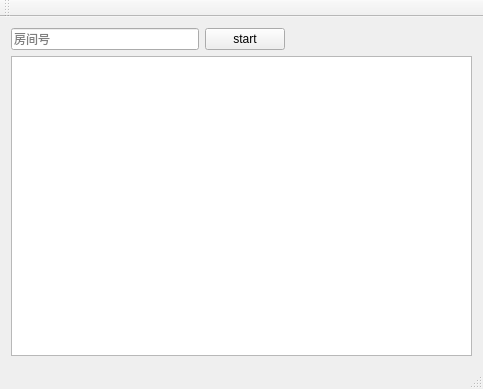
Qt form mainwindow.ui (castnime/douyu_danmu_QtDemo) before a commit.
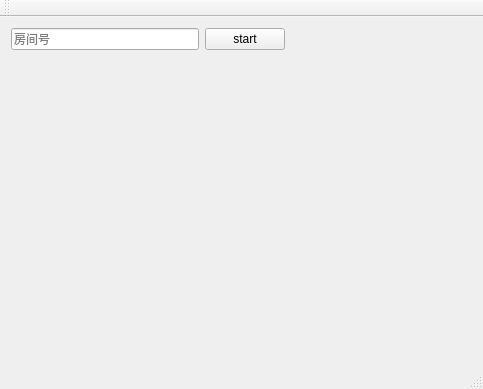
The same form after that commit.

What changed in the file:
```diff
--- a/mainwindow.ui
+++ b/mainwindow.ui
@@ -50,12 +50,9 @@
      </layout>
     </item>
     <item row="1" column="0">
-     <widget class="QPlainTextEdit" name="plainTextEdit">
-      <property name="maximumSize">
-       <size>
-        <width>16777215</width>
-        <height>16777215</height>
-       </size>
+     <widget class="QTabWidget" name="tabWidget">
+      <property name="documentMode">
+       <bool>true</bool>
       </property>
      </widget>
     </item>
```
